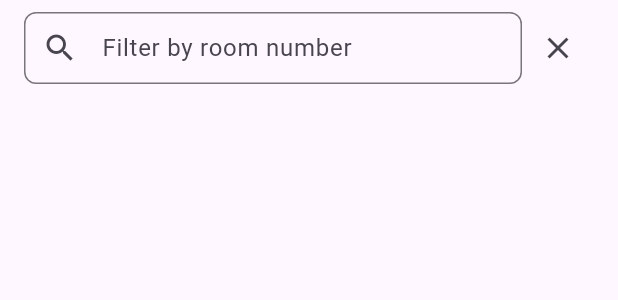
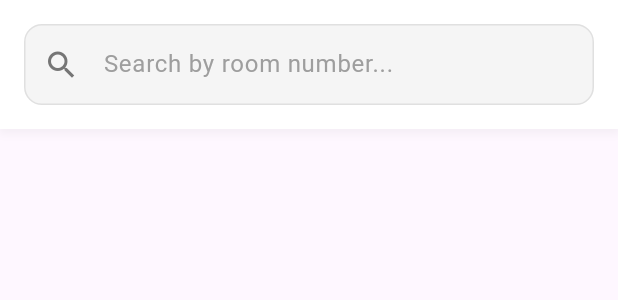
Before and after one commit to hishamislah/Dormease-P, a Flutter app: the RoomFilter widget shown alone on an empty page, opened directly with empty values, on a phone screen of 412 x 824 dp. Shown: the top 300 px of the screen. Run offline on Flutter 3.47's test engine with Material 3 defaults, Android fonts, the phone set to English and light mode, and no system bars; our stand-ins replace csv, easy_localization, fl_chart, image_cropper, image_picker, shared_preferences and 1 more; accounts and stored records are empty.

Commit message:
ROOM BUTTON EDIT

```diff
--- a/lib/views/home/components/room_filter.dart
+++ b/lib/views/home/components/room_filter.dart
@@ -2,8 +2,9 @@ import 'package:flutter/material.dart';
 
 class RoomFilter extends StatefulWidget {
   final Function(String) onFilter;
+  final VoidCallback? onAddRoom;
 
-  const RoomFilter({super.key, required this.onFilter});
+  const RoomFilter({super.key, required this.onFilter, this.onAddRoom});
 
   @override
   State<RoomFilter> createState() => _RoomFilterState();
@@ -21,30 +22,70 @@ class _RoomFilterState extends State<RoomFilter> {
   @override
   Widget build(BuildContext context) {
     return Container(
-      padding: const EdgeInsets.symmetric(horizontal: 16, vertical: 8),
+      padding: const EdgeInsets.all(16),
+      decoration: BoxDecoration(
+        color: Colors.white,
+        boxShadow: [
+          BoxShadow(
+            color: Colors.grey.withOpacity(0.1),
+            spreadRadius: 1,
+            blurRadius: 4,
+            offset: const Offset(0, 2),
+          ),
+        ],
+      ),
       child: Row(
         children: [
           Expanded(
-            child: TextField(
-              controller: _filterController,
-              decoration: InputDecoration(
-                hintText: 'Filter by room number',
-                prefixIcon: const Icon(Icons.search),
-                border: OutlineInputBorder(
-                  borderRadius: BorderRadius.circular(8),
+            child: Container(
+              decoration: BoxDecoration(
+                color: Colors.grey[100],
+                borderRadius: BorderRadius.circular(12),
+                border: Border.all(color: Colors.grey[300]!),
+              ),
+              child: TextField(
+                controller: _filterController,
+                decoration: InputDecoration(
+                  hintText: 'Search by room number...',
+                  hintStyle: TextStyle(color: Colors.grey[500]),
+                  prefixIcon: Icon(Icons.search, color: Colors.grey[600]),
+                  suffixIcon: _filterController.text.isNotEmpty
+                      ? IconButton(
+                          icon: Icon(Icons.clear, color: Colors.grey[600]),
+                          onPressed: () {
+                            _filterController.clear();
+                            widget.onFilter('');
+                            setState(() {});
+                          },
+                        )
+                      : null,
+                  border: InputBorder.none,
+                  contentPadding: const EdgeInsets.symmetric(vertical: 14),
                 ),
-                contentPadding: const EdgeInsets.symmetric(vertical: 0),
+                onChanged: (value) {
+                  widget.onFilter(value);
+                  setState(() {});
+                },
               ),
-              onChanged: widget.onFilter,
             ),
           ),
-          IconButton(
-            icon: const Icon(Icons.clear),
-            onPressed: () {
-              _filterController.clear();
-              widget.onFilter('');
-            },
-          ),
+          if (widget.onAddRoom != null) ...[
+            const SizedBox(width: 12),
+            ElevatedButton.icon(
+              onPressed: widget.onAddRoom,
+              icon: const Icon(Icons.add, size: 20),
+              label: const Text('Add Room'),
+              style: ElevatedButton.styleFrom(
+                backgroundColor: Colors.cyan,
+                foregroundColor: Colors.white,
+                padding: const EdgeInsets.symmetric(horizontal: 20, vertical: 14),
+                shape: RoundedRectangleBorder(
+                  borderRadius: BorderRadius.circular(12),
+                ),
+                elevation: 2,
+              ),
+            ),
+          ],
         ],
       ),
     );
--- a/lib/views/home/layouts/rooms_layout.dart
+++ b/lib/views/home/layouts/rooms_layout.dart
@@ -30,15 +30,7 @@ class _RoomsLayoutState extends State<RoomsLayout> {
             filterText = value;
           });
         },
-      ),
-      Padding(
-        padding: const EdgeInsets.fromLTRB(4, 4, 4, 8),
-        child: Row(
-          children: [
-            const SizedBox(width: 12),
-            Button(
-                label: LocaleKeys.addRoom.tr(),
-                onPressed: () {
+        onAddRoom: () {
           Navigator.push(
             context,
             MaterialPageRoute(
@@ -46,9 +38,6 @@ class _RoomsLayoutState extends State<RoomsLayout> {
             ),
           );
         },
-                isLoading: false)
-          ],
-        ),
       ),
       Expanded(
           child: Consumer<DataProvider>(
```
Lines whose indentation alone changed are shown as unchanged.
